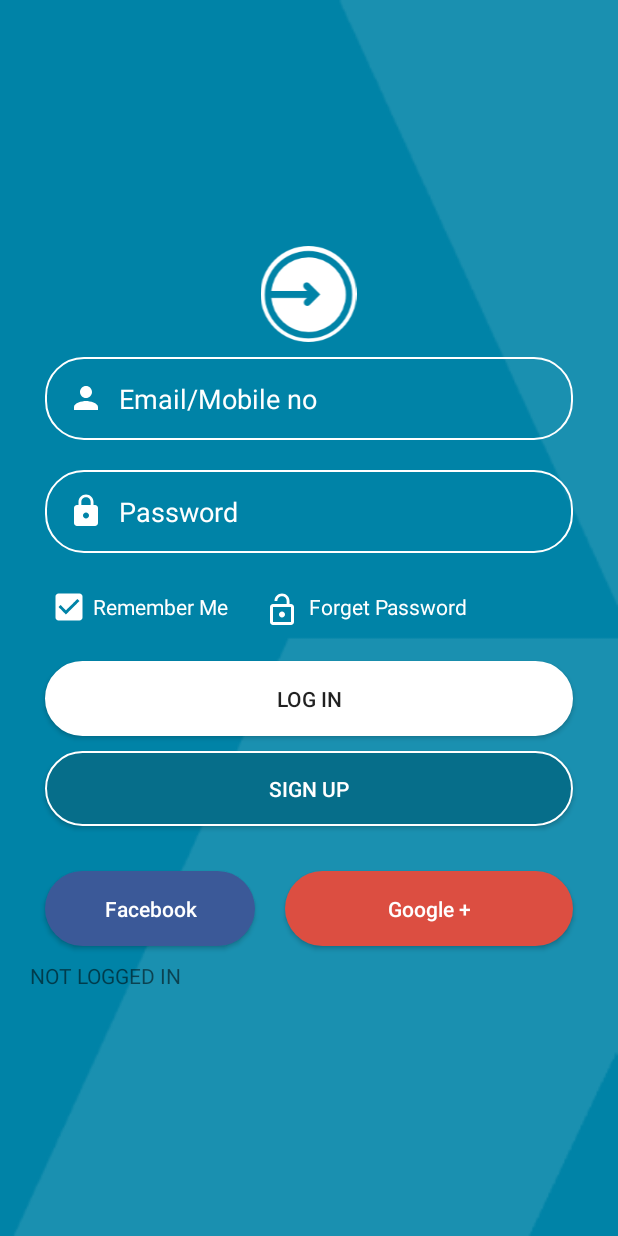
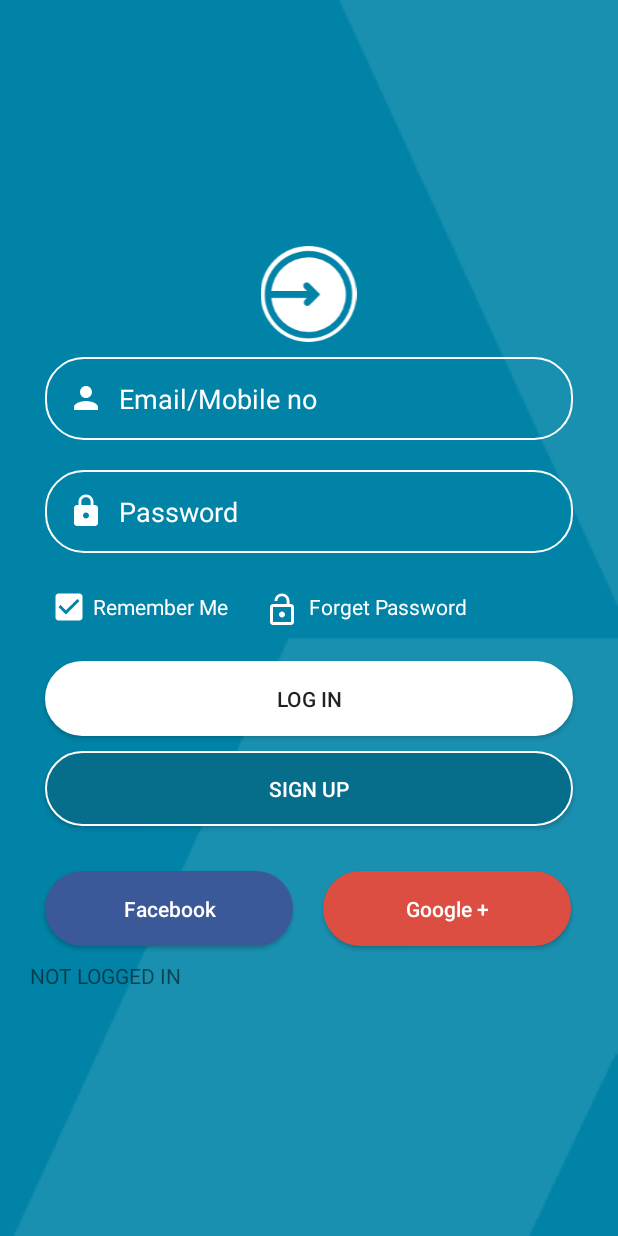
Before and after one commit to devucp/SecurityApplication, an Android app: the layout activity_main.xml on its own in the app's theme, with its tools: preview values and no code run, on a phone screen of 412 x 824 dp. Run offline under Robolectric (Android 15) with nearby library versions, the phone set to English and light mode, and no system bars.

Commit message:
Android manifest updated
Android manifest updated - Ganesh

```diff
--- a/app/src/main/AndroidManifest.xml
+++ b/app/src/main/AndroidManifest.xml
@@ -13,9 +13,9 @@
         android:appComponentFactory="android.support.v7.app.CoreComponentFactory"
         android:theme="@style/AppTheme"
         tools:ignore="GoogleAppIndexingWarning">
-        <activity android:name=".MainActivity">
+        <activity android:name=".MainActivity"
             android:label="@string/app_name"
-            android:theme="@android:style/Theme.NoTitleBar"
+            android:theme="@android:style/Theme.NoTitleBar">
             <intent-filter>
                 <action android:name="android.intent.action.MAIN" />
 
--- a/app/src/main/res/layout/activity_main.xml
+++ b/app/src/main/res/layout/activity_main.xml
@@ -106,36 +106,37 @@
         android:layout_width="match_parent"
         android:layout_height="wrap_content"
         android:orientation="horizontal">
+
         <Button
-        android:layout_width="140dp"
+            android:layout_width="165dp"
             android:layout_height="wrap_content"
             android:layout_marginLeft="10dp"
             android:layout_marginTop="20dp"
             android:layout_marginRight="10dp"
             android:layout_marginBottom="10dp"
+            android:background="@drawable/facebook_rounded_corners"
             android:padding="15dp"
             android:text="Facebook"
-        android:background="@drawable/facebook_rounded_corners"
             android:textAllCaps="false"
             android:textColor="#fff" />
 
         <Button
-        android:layout_width="match_parent"
+            android:layout_width="165dp"
             android:layout_height="wrap_content"
             android:layout_marginLeft="10dp"
             android:layout_marginTop="20dp"
             android:layout_marginRight="10dp"
             android:layout_marginBottom="10dp"
+            android:background="@drawable/rounded_corners"
+            android:bottomLeftRadius="10dp"
             android:bottomRightRadius="10dp"
-        android:bottomLeftRadius="10dp"
-        android:topLeftRadius="10dp"
-        android:topRightRadius="10dp"
             android:padding="15dp"
             android:radius="250dp"
-        android:background="@drawable/rounded_corners"
             android:text="Google +"
             android:textAllCaps="false"
-        android:textColor="#fff" />
+            android:textColor="#fff"
+            android:topLeftRadius="10dp"
+            android:topRightRadius="10dp" />
 
     </LinearLayout>
 
--- a/build.gradle
+++ b/build.gradle
@@ -7,7 +7,7 @@ buildscript {
 
     }
     dependencies {
-        classpath 'com.android.tools.build:gradle:3.3.1'
+        classpath 'com.android.tools.build:gradle:3.5.0'
         classpath 'com.google.gms:google-services:4.3.1'
 
         // NOTE: Do not place your application dependencies here; they belong
```
Also changed, not shown: gradle/wrapper/gradle-wrapper.properties. Lines whose indentation alone changed are shown as unchanged.
